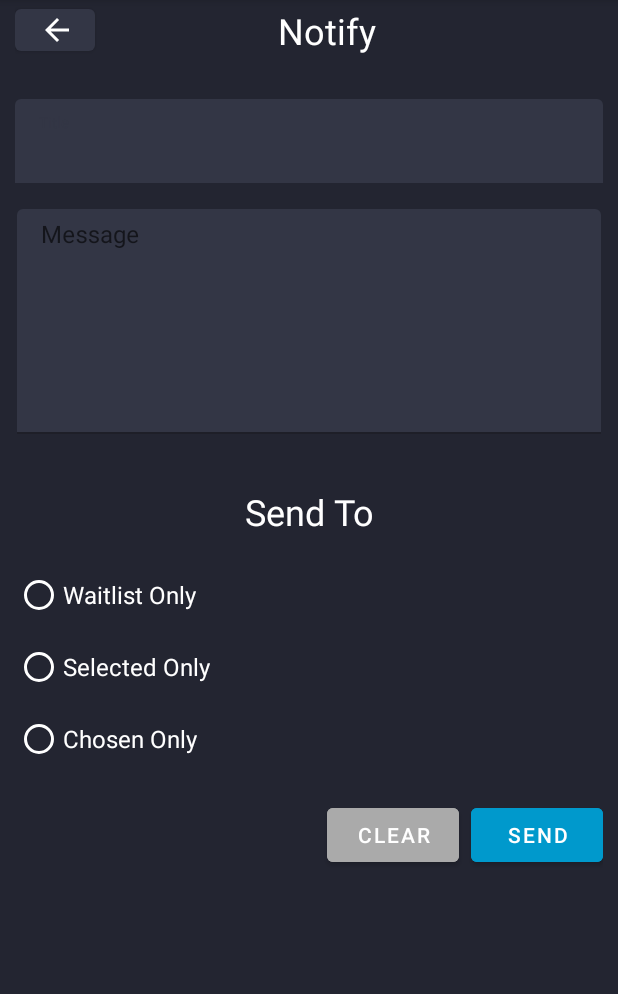
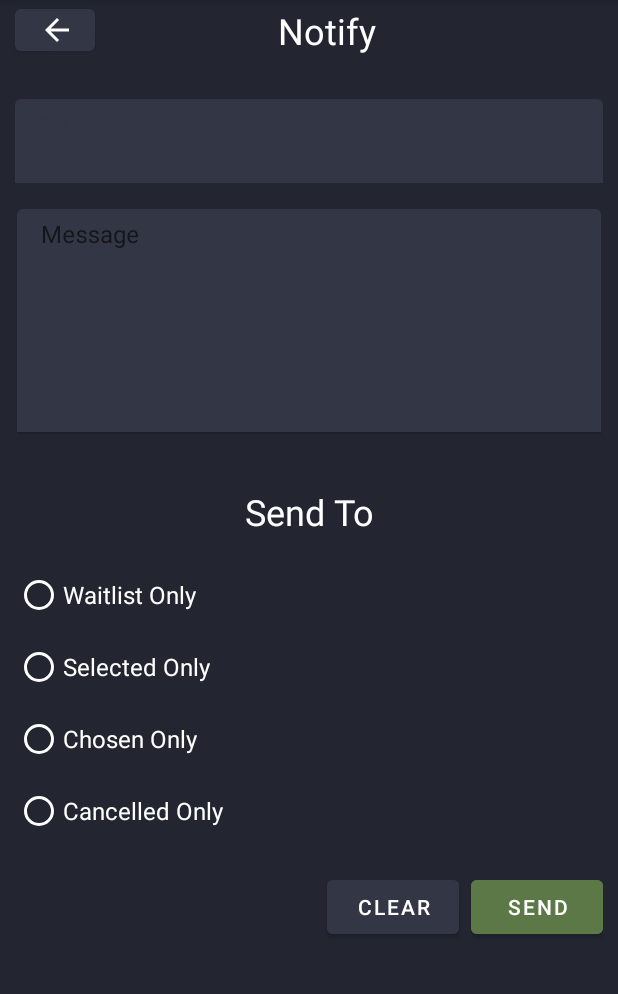
Before and after one commit to sevrynUA/Event-Lottery-App, an Android app: the NotifyEntrantsActivity screen opened directly, with no data from a screen before it, on a phone screen of 412 x 824 dp, the part 84-1078 px from its top. Run offline under Robolectric (Android 15) with nearby library versions, the phone set to English and light mode, and no system bars; our stand-ins replace Firebase (no records; nobody signed in at launch, a user with empty details on screens opened directly).

Commit message:
Notifications for cancelled

```diff
--- a/CelerySticks/app/src/main/java/com/example/celery_sticks/ui/myevents/NotifyEntrantsActivity.java
+++ b/CelerySticks/app/src/main/java/com/example/celery_sticks/ui/myevents/NotifyEntrantsActivity.java
@@ -66,6 +66,8 @@ public class NotifyEntrantsActivity extends AppCompatActivity {
                     recipients = (ArrayList<String>) documentSnapshot.get("selected");
                 } else if ("Chosen Only".equals(group)) {
                     recipients = (ArrayList<String>) documentSnapshot.get("accepted");
+                } else if ("Cancelled Only".equals(group)) {
+                    recipients = (ArrayList<String>) documentSnapshot.get("cancelled");
                 }
 
                 if (recipients != null && !recipients.isEmpty()) {
--- a/CelerySticks/app/src/main/res/layout/event_notify.xml
+++ b/CelerySticks/app/src/main/res/layout/event_notify.xml
@@ -137,6 +137,16 @@
                 android:text="Chosen Only"
                 android:textColor="@color/white"
                 android:textSize="16sp" />
+
+            <RadioButton
+                android:id="@+id/notify_cancelled_button"
+                android:layout_width="wrap_content"
+                android:layout_height="wrap_content"
+                android:buttonTint="@color/white"
+                android:padding="0dp"
+                android:text="Cancelled Only"
+                android:textColor="@color/white"
+                android:textSize="16sp" />
         </RadioGroup>
 
         <LinearLayout
@@ -151,14 +161,14 @@
                 android:layout_width="wrap_content"
                 android:layout_height="wrap_content"
                 android:layout_marginEnd="8dp"
-                android:backgroundTint="@android:color/darker_gray"
+                android:backgroundTint="@color/secondary"
                 android:text="Clear" />
 
             <Button
                 android:id="@+id/send_button"
                 android:layout_width="wrap_content"
                 android:layout_height="wrap_content"
-                android:backgroundTint="@android:color/holo_blue_dark"
+                android:backgroundTint="@color/vomitGreen"
                 android:text="Send" />
         </LinearLayout>
 
```
